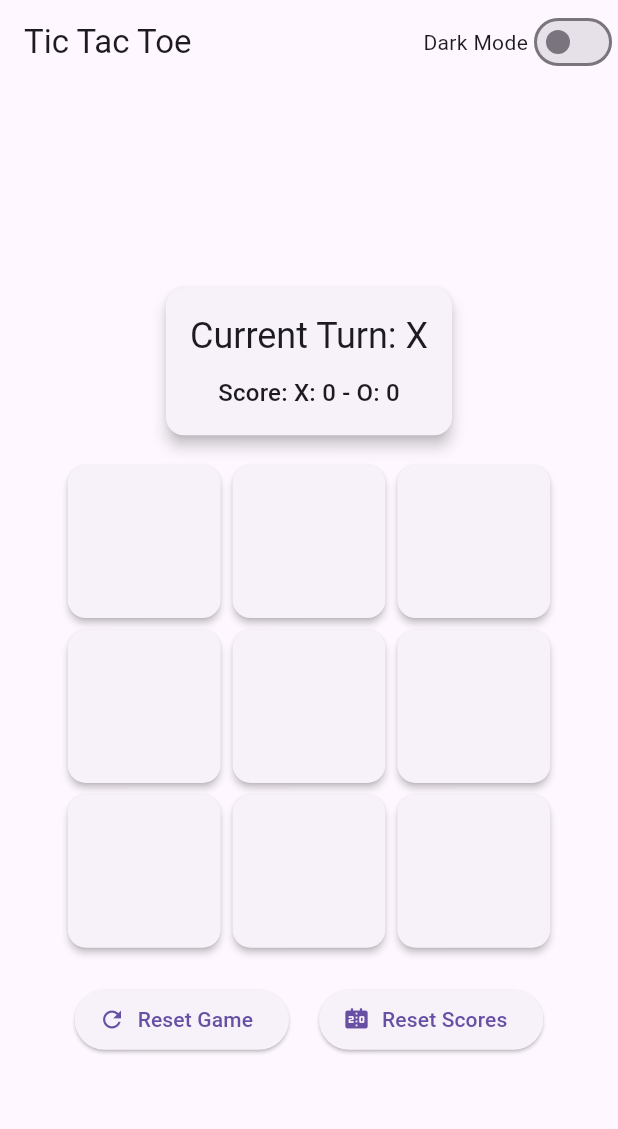
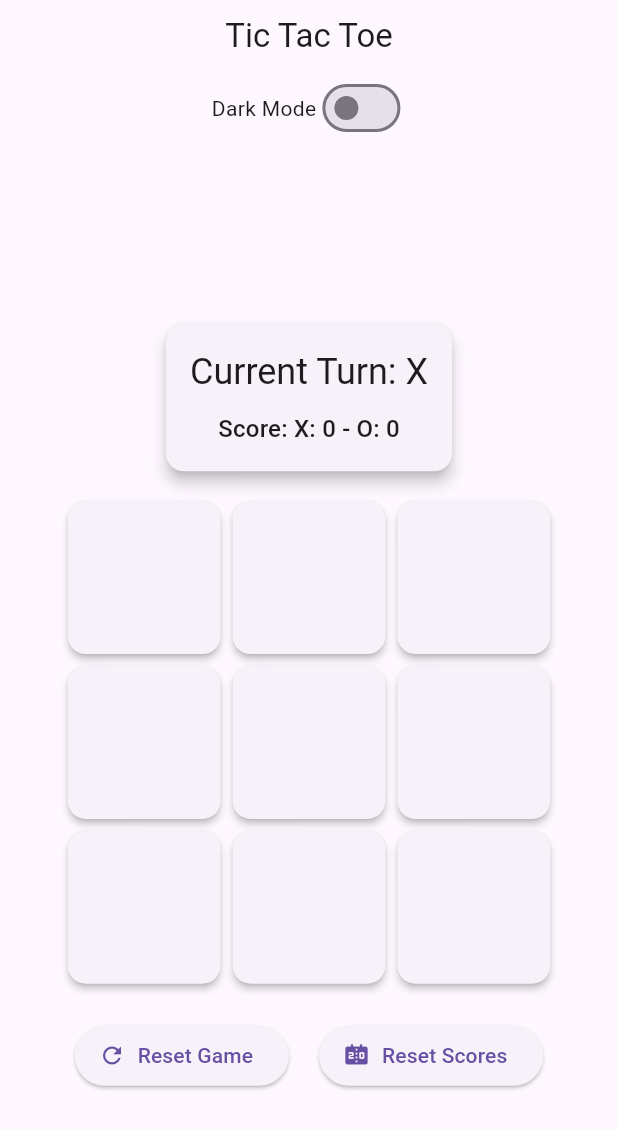
Before and after one commit to Jai-JAP/tictactoe, a Flutter app: the screen it shows after launch, on a phone screen of 412 x 824 dp. Shown: the top 1129 px of the screen. Run offline on Flutter 3.47's test engine with Material 3 defaults, Android fonts, the phone set to English and light mode, and no system bars.

Commit message:
Initial commit

```diff
--- a/lib/main.dart
+++ b/lib/main.dart
@@ -5,7 +5,7 @@ void main() {
 }
 
 class TicTacToeApp extends StatefulWidget {
-  const TicTacToeApp({Key? key}) : super(key: key);
+  const TicTacToeApp({super.key});
 
   @override
   _TicTacToeAppState createState() => _TicTacToeAppState();
@@ -46,8 +46,7 @@ class TicTacToeGame extends StatefulWidget {
   final ThemeMode initialThemeMode;
 
   const TicTacToeGame(
-      {Key? key, required this.toggleTheme, required this.initialThemeMode})
-      : super(key: key);
+      {super.key, required this.toggleTheme, required this.initialThemeMode});
 
   @override
   _TicTacToeGameState createState() => _TicTacToeGameState();
@@ -132,17 +131,25 @@ class _TicTacToeGameState extends State<TicTacToeGame> {
     return Scaffold(
       appBar: AppBar(
         title: const Text('Tic Tac Toe'),
-        actions: [
-          Row(
+        centerTitle: true,
+        bottom: PreferredSize(
+          preferredSize: const Size.fromHeight(48.0),
+          child: Padding(
+            padding: const EdgeInsets.only(bottom: 8.0),
+            child: Row(
+              mainAxisAlignment: MainAxisAlignment.center,
               children: [
                 const Text('Dark Mode'),
                 Switch(
-                value: widget.initialThemeMode == ThemeMode.dark,
-                onChanged: widget.toggleTheme,
+                  value: Theme.of(context).brightness == Brightness.dark,
+                  onChanged: (bool value) {
+                    widget.toggleTheme(value);
+                  },
                 ),
               ],
             ),
-        ],
+          ),
+        ),
       ),
       body: SafeArea(
         child: LayoutBuilder(
@@ -205,7 +212,12 @@ class _TicTacToeGameState extends State<TicTacToeGame> {
                       ),
                     ),
                     const SizedBox(height: 20),
-                    Row(
+                    LayoutBuilder(
+                      builder:
+                          (BuildContext context, BoxConstraints constraints) {
+                        if (constraints.maxWidth > 400) {
+                          // For larger screens, keep buttons side by side
+                          return Row(
                             mainAxisAlignment: MainAxisAlignment.center,
                             children: [
                               ElevatedButton.icon(
@@ -220,6 +232,26 @@ class _TicTacToeGameState extends State<TicTacToeGame> {
                                 label: const Text('Reset Scores'),
                               ),
                             ],
+                          );
+                        } else {
+                          // For smaller screens, stack buttons vertically
+                          return Column(
+                            children: [
+                              ElevatedButton.icon(
+                                onPressed: _resetGame,
+                                icon: const Icon(Icons.refresh),
+                                label: const Text('Reset Game'),
+                              ),
+                              const SizedBox(height: 10),
+                              ElevatedButton.icon(
+                                onPressed: _resetScores,
+                                icon: const Icon(Icons.scoreboard),
+                                label: const Text('Reset Scores'),
+                              ),
+                            ],
+                          );
+                        }
+                      },
                     ),
                   ],
                 ),
```
Also changed, not shown: 1 other file. Lines whose indentation alone changed are shown as unchanged.
